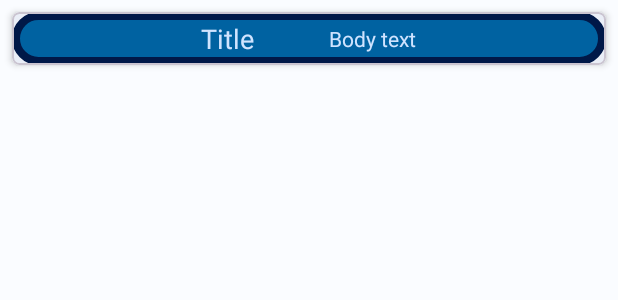
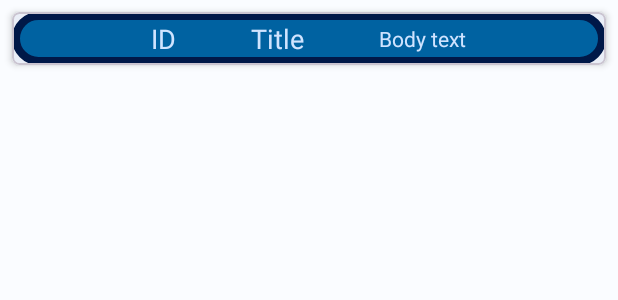
Before and after one commit to Sir-Fehane/Retrofitcuartos, an Android app: the layout list_item.xml on its own in the app's theme, with its tools: preview values and no code run, on a phone screen of 412 x 824 dp. Shown: the top 300 px of the screen. Run offline under Robolectric (Android 15) with nearby library versions, the phone set to English and light mode, and no system bars.

Commit message:
Agregado de id para los cuartos

```diff
--- a/app/src/main/java/com/example/retrofitcuartos/CuartosAdapter.java
+++ b/app/src/main/java/com/example/retrofitcuartos/CuartosAdapter.java
@@ -33,6 +33,7 @@ public class CuartosAdapter extends RecyclerView.Adapter<CuartosAdapter.ViewHold
     public void onBindViewHolder(@NonNull ViewHolder holder, int position) {
         holder.tvTitle.setText(cuartoslist.get(position).getNombre());
         holder.tvBody.setText(cuartoslist.get(position).getPropietario());
+        holder.tvID.setText(cuartoslist.get(position).getId());
     }
 
     @Override
@@ -56,10 +57,12 @@ public class CuartosAdapter extends RecyclerView.Adapter<CuartosAdapter.ViewHold
     public class ViewHolder extends RecyclerView.ViewHolder{
         TextView tvTitle;
         TextView tvBody;
+        TextView tvID;
         public ViewHolder(@NonNull View itemView) {
             super(itemView);
             tvTitle= itemView.findViewById(R.id.tvTitle);
             tvBody= itemView.findViewById(R.id.tvBody);
+            tvID=itemView.findViewById(R.id.tvID);
         }
     }
 }
--- a/app/src/main/java/com/example/retrofitcuartos/RetrofitClient.java
+++ b/app/src/main/java/com/example/retrofitcuartos/RetrofitClient.java
@@ -5,7 +5,7 @@ import retrofit2.converter.gson.GsonConverterFactory;
 
 public class RetrofitClient {
 
-    private static final String BASE_URL ="proyecto4to.cwzwdmivlhhv.us-east-1.rds.amazonaws.com";
+    private static final String BASE_URL ="http://54.161.51.54/api/auth/";
     private static Retrofit retrofit = null;
     public  static ApiInterface getRetrofitClient()
     {
--- a/app/src/main/res/layout/list_item.xml
+++ b/app/src/main/res/layout/list_item.xml
@@ -14,7 +14,20 @@
         android:gravity="center"
         android:background="@drawable/rounded_corner"
         >
+        <TextView
+            android:id="@+id/tvID"
+            android:layout_width="wrap_content"
+            android:layout_height="wrap_content"
 
+
+            android:text="ID"
+            android:textColor="?attr/colorTertiaryContainer"
+            android:textSize="18sp"
+            app:layout_constraintStart_toStartOf="parent"
+            app:layout_constraintTop_toTopOf="parent"/>
+        <View
+            android:layout_height="match_parent"
+            android:layout_width="50dp"/>
         <TextView
             android:id="@+id/tvTitle"
             android:layout_width="wrap_content"
```
Also changed, not shown: app/src/main/java/com/example/retrofitcuartos/Cuartos.java (+11 -1 lines).
